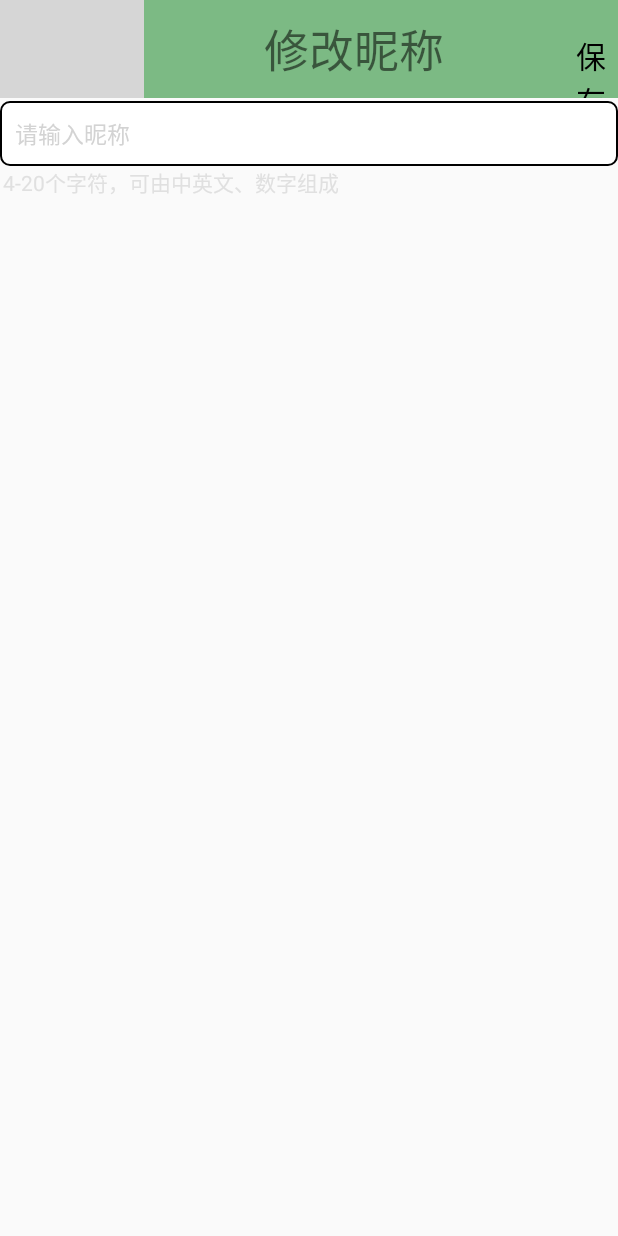
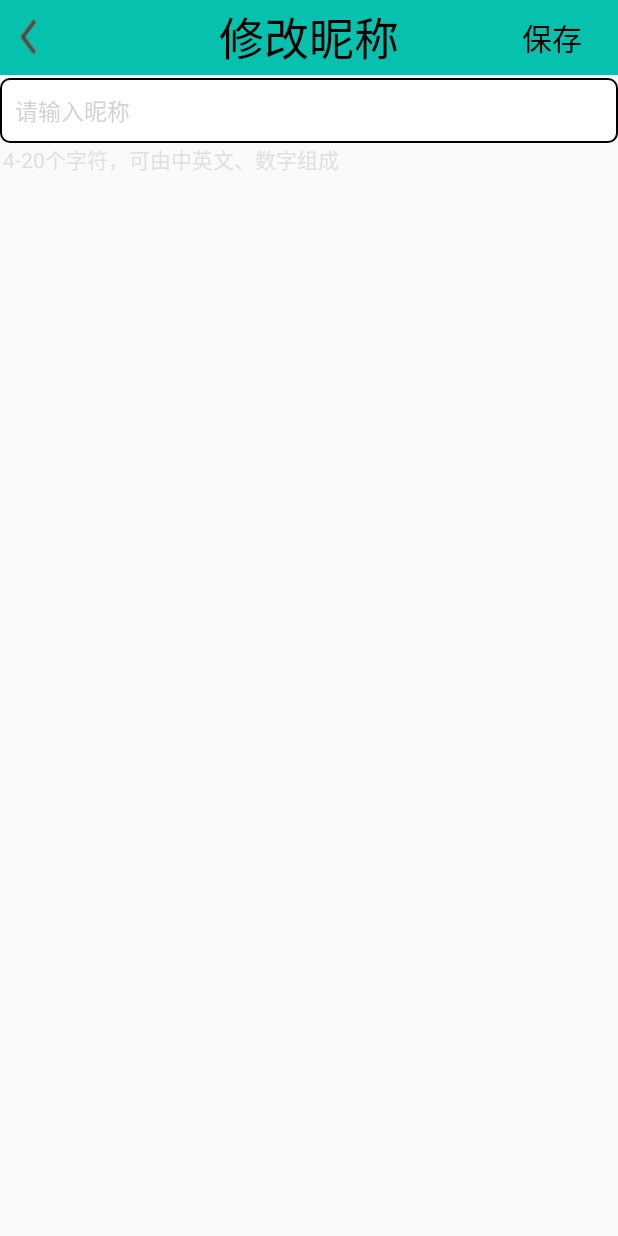
Before and after one commit to shihangqi/new_project, an Android app: the EditnameActivity screen opened directly, with no data from a screen before it, on a phone screen of 412 x 824 dp. Run offline under Robolectric (Android 15) with nearby library versions, the light colour scheme and no system bars; our stand-ins replace CircleImageView; libraries missing offline, so code that uses them is left out: com.nostra13.universalimageloader; grey boxes are pictures that could not be loaded.

Commit message:
优化界面

```diff
--- a/app/src/main/AndroidManifest.xml
+++ b/app/src/main/AndroidManifest.xml
@@ -61,8 +61,6 @@
         </activity>
         <activity android:name=".ui.RankActivity">
         </activity>
-        <activity android:name=".ui.AlreadyLogin">
-        </activity>
         <activity android:name=".ui.Gender">
         </activity>
         <activity
--- a/app/src/main/res/drawable/shape2.xml
+++ b/app/src/main/res/drawable/shape2.xml
@@ -3,11 +3,11 @@
     android:shape="rectangle">
 
     <!-- 填充的颜色：这里设置背景蓝色 -->
-    <solid android:color="@color/green" />
+    <solid android:color="@color/all" />
     <!-- 边框的颜色 ：不能和窗口背景色一样-->
     <stroke
         android:width="3dp"
-        android:color="@color/green" />
+        android:color="@color/all" />
     <!-- 设置按钮的四个角为弧形 -->
     <!-- android:radius 弧形的半径 -->
     <corners android:radius="5dip" />
--- a/app/src/main/res/layout/activity_editname.xml
+++ b/app/src/main/res/layout/activity_editname.xml
@@ -10,36 +10,40 @@
         android:layout_width="match_parent"
         android:layout_height="match_parent"
         android:orientation="vertical">
-        <LinearLayout
+        <RelativeLayout
             android:layout_width="match_parent"
-            android:layout_height="wrap_content"
+            android:layout_height="50dp"
             android:id="@+id/linearLayout2"
-            android:orientation="horizontal"
-            android:background="#7cba84">
-            <ImageButton
+            android:background="@color/all"
+            android:orientation="horizontal">
+
+
+            <TextView
+                android:layout_width="match_parent"
+                android:layout_height="match_parent"
+                android:text="修改昵称"
+                android:gravity="center"
+                android:textColor="@color/black"
+                android:textSize="30dp"/>
+            <Button
                 android:layout_width="wrap_content"
                 android:layout_height="match_parent"
-                android:src="@drawable/fanhui2"
-                android:background="#7cba84"
-                android:id="@+id/editnameB1"/>
-
-            <TextView
-                android:layout_width="280dp"
-                android:layout_height="65dp"
-                android:background="#7cba84"
-                android:text="修改昵称"
-                android:gravity="center"
-                android:textSize="30dp"/>
-            <Button
-                android:layout_width="match_parent"
-                android:layout_height="65dp"
                 android:text="保存"
                 android:background="@null"
                 android:textSize="20dp"
                 android:textColor="@color/black"
-                android:id="@+id/editnameB2"/>
+                android:id="@+id/editnameB2"
+                android:layout_alignParentTop="true"
+                android:layout_alignParentEnd="true" />
+            <ImageButton
+                android:layout_width="wrap_content"
+                android:layout_height="match_parent"
+                android:background="@drawable/back"
+                android:id="@+id/editnameB1"
+                android:layout_alignParentTop="true"
+                android:layout_alignParentStart="true" />
 
-        </LinearLayout>
+        </RelativeLayout>
 
         <LinearLayout
             android:layout_width="match_parent"
```
Also changed, not shown: app/src/main/java/com/example/lenovo/inequalitysign/ui/AlreadyLogin.java (deleted, +0 -62 lines), app/src/main/res/layout/activity_dining_information.xml (+14 -12 lines), app/src/main/res/layout/activity_gender.xml (+4 -4 lines), app/src/main/res/layout/activity_http.xml (deleted, +0 -23 lines), app/src/main/res/layout/activity_login.xml (+16 -19 lines).
